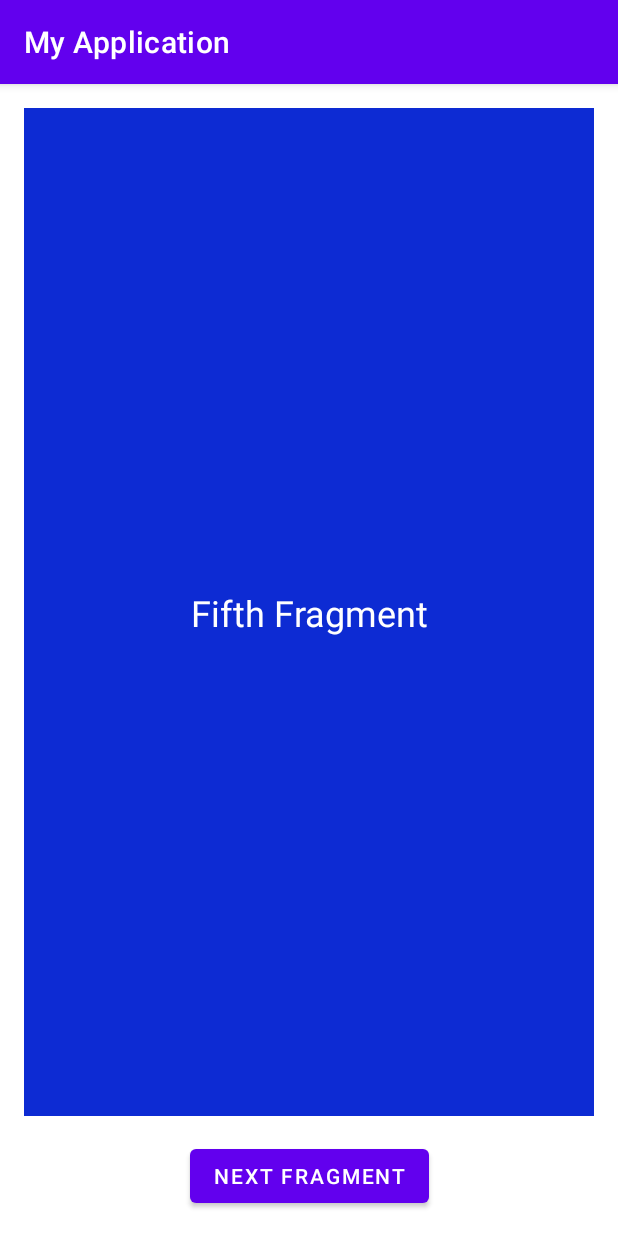
After one commit to SolovyovKirill/Homeword, an Android app: the fragment FifthFragment placed in its activity, on a phone screen of 412 x 824 dp. The commit adds this screen. Run offline under Robolectric (Android 15) with nearby library versions, the phone set to English and light mode, and no system bars.

Commit message:
homework 12

```diff
--- a/app/src/main/AndroidManifest.xml
+++ b/app/src/main/AndroidManifest.xml
@@ -27,6 +27,8 @@
             android:screenOrientation="fullSensor" />
         <activity android:name=".homework10.CandyActivity"
         android:screenOrientation="fullSensor" />
+        <activity android:name=".homework12.FragmentActivity"
+            android:screenOrientation="fullSensor" />
     </application>
 
 </manifest>
--- a/app/src/main/java/com/example/myapplication/MainActivity.kt
+++ b/app/src/main/java/com/example/myapplication/MainActivity.kt
@@ -5,6 +5,7 @@ import androidx.appcompat.app.AppCompatActivity
 import android.os.Bundle
 import com.example.myapplication.databinding.ActivityMainBinding
 import com.example.myapplication.homework10.CandyActivity
+import com.example.myapplication.homework12.FragmentActivity
 import com.example.myapplication.homework6.FlagsActivity
 import com.example.myapplication.homework7.CounterActivity
 
@@ -26,5 +27,8 @@ class MainActivity : AppCompatActivity() {
         binding.btnHomework10.setOnClickListener {
             startActivity(Intent(this, CandyActivity::class.java))
         }
+        binding.btnHomework12.setOnClickListener {
+            startActivity(Intent(this, FragmentActivity::class.java))
+        }
     }
 }
--- /dev/null
+++ b/app/src/main/java/com/example/myapplication/homework12/FifthFragment.kt
@@ -0,0 +1,10 @@
+package com.example.myapplication.homework12
+
+import androidx.fragment.app.Fragment
+import com.example.myapplication.R
+
+class FifthFragment : Fragment(R.layout.fifth_fragment) {
+    companion object {
+        const val TAG = "FifthFragment"
+    }
+}
--- /dev/null
+++ b/app/src/main/java/com/example/myapplication/homework12/FragmentActivity.kt
@@ -0,0 +1,54 @@
+package com.example.myapplication.homework12
+
+import android.os.Bundle
+import androidx.appcompat.app.AppCompatActivity
+import com.example.myapplication.R
+import com.example.myapplication.databinding.ActivityFragmentBinding
+
+class FragmentActivity : AppCompatActivity() {
+
+    private var counter = 0
+    private lateinit var binding: ActivityFragmentBinding
+
+    override fun onCreate(savedInstanceState: Bundle?) {
+        super.onCreate(savedInstanceState)
+        binding = ActivityFragmentBinding.inflate(layoutInflater)
+        setContentView(binding.root)
+
+        binding.btnNextFragment.setOnClickListener {
+            counter++
+            replaceFragment()
+        }
+    }
+
+    fun replaceFragment() {
+        when (counter) {
+            1 -> {
+                supportFragmentManager.beginTransaction()
+                    .replace(R.id.fragment_container_view, FirstFragment())
+                    .commit()
+            }
+            2 -> {
+                supportFragmentManager.beginTransaction()
+                    .replace(R.id.fragment_container_view, SecondFragment())
+                    .commit()
+            }
+            3 -> {
+                supportFragmentManager.beginTransaction()
+                    .replace(R.id.fragment_container_view, ThirdFragment())
+                    .commit()
+            }
+            4 -> {
+                supportFragmentManager.beginTransaction()
+                    .replace(R.id.fragment_container_view, FourthFragment())
+                    .commit()
+            }
+            5 -> {
+                supportFragmentManager.beginTransaction()
+                    .replace(R.id.fragment_container_view, FifthFragment())
+                    .commit()
+            }
+        }
+    }
+
+}
--- /dev/null
+++ b/app/src/main/res/layout/activity_fragment.xml
@@ -0,0 +1,28 @@
+<?xml version="1.0" encoding="utf-8"?>
+<androidx.constraintlayout.widget.ConstraintLayout xmlns:android="http://schemas.android.com/apk/res/android"
+    xmlns:app="http://schemas.android.com/apk/res-auto"
+    android:layout_width="match_parent"
+    android:layout_height="match_parent"
+    android:padding="16dp">
+
+    <androidx.fragment.app.FragmentContainerView
+        android:id="@+id/fragment_container_view"
+        android:layout_width="match_parent"
+        android:layout_height="0dp"
+        app:layout_constraintBottom_toTopOf="@+id/btn_next_fragment"
+        app:layout_constraintEnd_toEndOf="parent"
+        app:layout_constraintStart_toStartOf="parent"
+        app:layout_constraintTop_toTopOf="parent" />
+
+    <Button
+        android:id="@+id/btn_next_fragment"
+        android:layout_width="wrap_content"
+        android:layout_height="wrap_content"
+        android:layout_marginTop="16dp"
+        android:text="@string/nextFragment"
+        app:layout_constraintBottom_toBottomOf="parent"
+        app:layout_constraintEnd_toEndOf="@+id/fragment_container_view"
+        app:layout_constraintStart_toStartOf="@+id/fragment_container_view"
+        app:layout_constraintTop_toBottomOf="@+id/fragment_container_view" />
+
+</androidx.constraintlayout.widget.ConstraintLayout>
--- /dev/null
+++ b/app/src/main/res/layout/fifth_fragment.xml
@@ -0,0 +1,19 @@
+<?xml version="1.0" encoding="utf-8"?>
+<androidx.constraintlayout.widget.ConstraintLayout xmlns:android="http://schemas.android.com/apk/res/android"
+    xmlns:app="http://schemas.android.com/apk/res-auto"
+    android:layout_width="match_parent"
+    android:layout_height="match_parent"
+    android:background="@color/blue">
+
+    <TextView
+        android:layout_width="wrap_content"
+        android:layout_height="wrap_content"
+        android:text="@string/fifth_fragment"
+        android:textColor="@color/white"
+        android:textSize="24sp"
+        app:layout_constraintBottom_toBottomOf="parent"
+        app:layout_constraintEnd_toEndOf="parent"
+        app:layout_constraintStart_toStartOf="parent"
+        app:layout_constraintTop_toTopOf="parent" />
+
+</androidx.constraintlayout.widget.ConstraintLayout>
--- a/app/src/main/res/values/strings.xml
+++ b/app/src/main/res/values/strings.xml
@@ -16,5 +16,13 @@
     <string name="password">Password: </string>
     <string name="close">close</string>
     <string name="homework10">HW10 </string>
+    <string name="homework12">HW12 </string>
+    <string name="nextFragment"> Next Fragment </string>
+    <string name="first_fragment"> First Fragment </string>
+    <string name="second_fragment"> Second Fragment </string>
+    <string name="third_fragment"> Third Fragment </string>
+    <string name="fourth_fragment"> Fourth Fragment </string>
+    <string name="fifth_fragment"> Fifth Fragment </string>
+    />
 
 </resources>
```
Also changed, not shown: app/src/main/java/com/example/myapplication/homework12/FirstFragment.kt (added, +10 -0 lines), app/src/main/java/com/example/myapplication/homework12/FourthFragment.kt (added, +10 -0 lines), app/src/main/java/com/example/myapplication/homework12/SecondFragment.kt (added, +10 -0 lines), app/src/main/java/com/example/myapplication/homework12/ThirdFragment.kt (added, +10 -0 lines), app/src/main/res/layout/activity_main.xml (+12 -6 lines), app/src/main/res/layout/first_fragment.xml (added, +19 -0 lines), app/src/main/res/layout/fourth_fragment.xml (added, +19 -0 lines), app/src/main/res/layout/second_fragment.xml (added, +19 -0 lines), app/src/main/res/layout/third_fragment.xml (added, +19 -0 lines).
